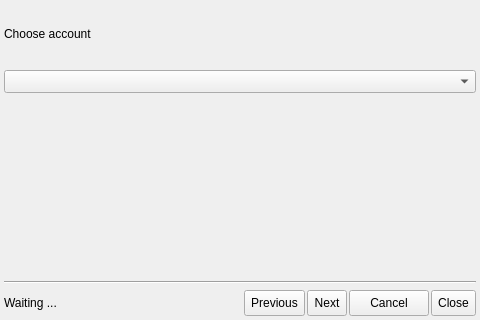
Before: the Qt Designer form share/skins/default/joinmucwizard.ui in itds-consulting/yate, drawn with Qt 5.
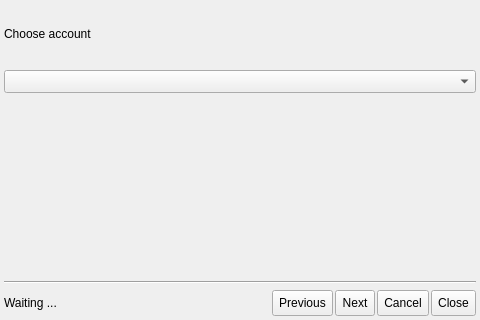
After: the same form once the commit is applied. Icons and pictures are not drawn.

Commit message: Replace push button with tool button.

Patch:
```diff
--- a/share/skins/default/joinmucwizard.ui
+++ b/share/skins/default/joinmucwizard.ui
@@ -1041,7 +1041,13 @@
       </widget>
      </item>
      <item>
-      <widget class="QPushButton" name="cancel" >
+      <widget class="QToolButton" name="cancel" >
+       <property name="sizePolicy" >
+        <sizepolicy vsizetype="Fixed" hsizetype="Minimum" >
+         <horstretch>0</horstretch>
+         <verstretch>0</verstretch>
+        </sizepolicy>
+       </property>
        <property name="minimumSize" >
         <size>
          <width>0</width>
@@ -1057,11 +1063,17 @@
        <property name="text" >
         <string>Cancel</string>
        </property>
-       <property name="iconSize" >
-        <size>
-         <width>16</width>
-         <height>16</height>
-        </size>
+       <property name="toolButtonStyle" >
+        <enum>Qt::ToolButtonTextBesideIcon</enum>
+       </property>
+       <property name="_yate_normal_icon" stdset="0" >
+        <string>cancel.png</string>
+       </property>
+       <property name="_yate_pressed_icon" stdset="0" >
+        <string>cancel_pressed.png</string>
+       </property>
+       <property name="_yate_hover_icon" stdset="0" >
+        <string>cancel_hover.png</string>
        </property>
       </widget>
      </item>
```
